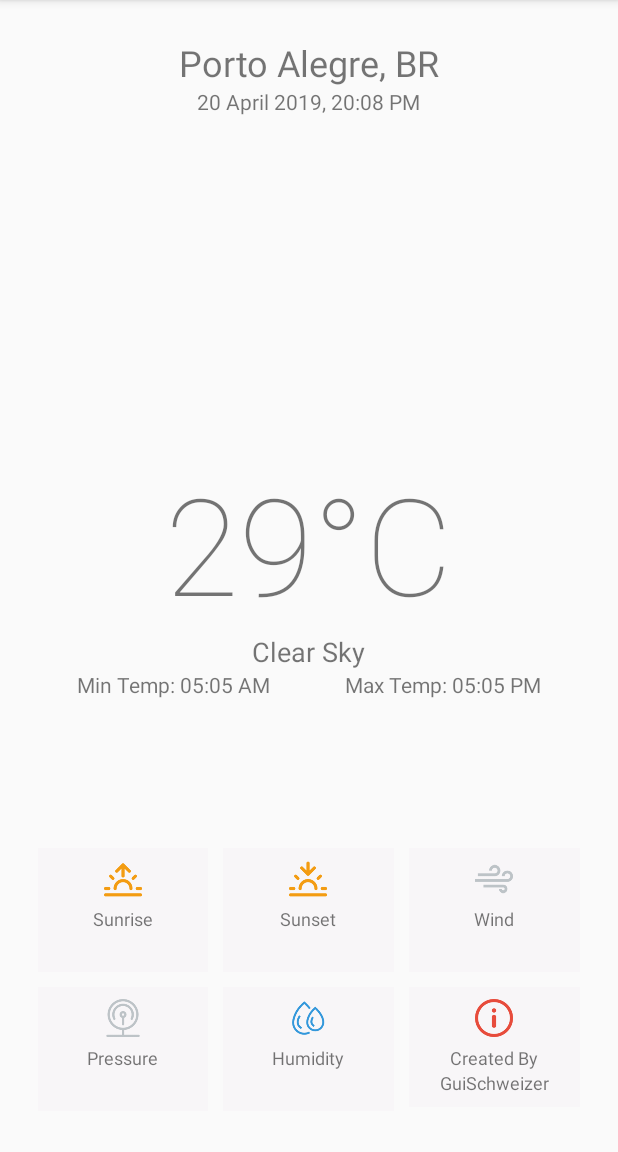
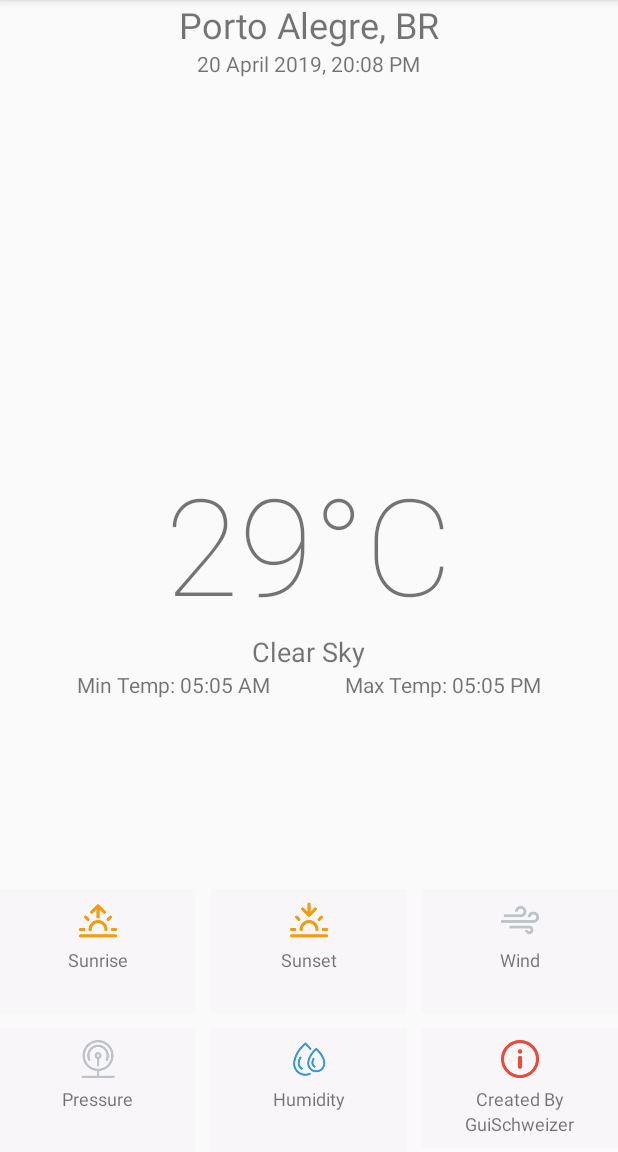
Before and after one commit to Guischweizer/my-weather-app, an Android app: the screen it shows after launch (MainActivity), on a phone screen of 412 x 824 dp, the part 84-1236 px from its top. Run offline under Robolectric (Android 15) with nearby library versions, the phone set to English and light mode, and no system bars; 1 statement that could not run was skipped.

Commit message:
Organized with constraint to don't brake in minor screen

```diff
--- a/app/build.gradle
+++ b/app/build.gradle
@@ -33,5 +33,6 @@ dependencies {
     testImplementation 'junit:junit:4.12'
     androidTestImplementation 'androidx.test.ext:junit:1.1.1'
     androidTestImplementation 'androidx.test.espresso:espresso-core:3.2.0'
+    implementation 'com.android.support.constraint:constraint-layout:1.1.2'
 
 }
--- a/app/src/main/res/layout/activity_main.xml
+++ b/app/src/main/res/layout/activity_main.xml
@@ -1,18 +1,21 @@
 <?xml version="1.0" encoding="utf-8"?>
-<RelativeLayout xmlns:android="http://schemas.android.com/apk/res/android"
+<androidx.constraintlayout.widget.ConstraintLayout xmlns:android="http://schemas.android.com/apk/res/android"
+    xmlns:app="http://schemas.android.com/apk/res-auto"
+    xmlns:tools="http://schemas.android.com/tools"
+    android:id="@+id/linearLayout"
     android:layout_width="match_parent"
     android:layout_height="match_parent"
-    android:background="@drawable/bg_gradient"
-    android:orientation="vertical"
-    android:padding="25dp">
+    android:background="@drawable/bg_gradient">
 
 
     <RelativeLayout
         android:id="@+id/mainContainer"
-        android:layout_width="match_parent"
-        android:layout_height="match_parent"
+        android:layout_width="wrap_content"
+        android:layout_height="wrap_content"
         android:background="@drawable/bg_gradient"
-        android:visibility="visible">
+        android:visibility="visible"
+        app:layout_constraintBottom_toBottomOf="parent"
+        app:layout_constraintEnd_toEndOf="parent">
 
         <LinearLayout
             android:id="@+id/addressContainer"
@@ -341,15 +344,22 @@
         android:id="@+id/loader"
         android:layout_width="wrap_content"
         android:layout_height="wrap_content"
-        android:layout_centerInParent="true"
-        android:visibility="gone" />
+        android:visibility="gone"
+        app:layout_constraintBottom_toTopOf="@+id/errorText"
+        app:layout_constraintEnd_toStartOf="@+id/errorText"
+        app:layout_constraintStart_toStartOf="@+id/errorText"
+        app:layout_constraintTop_toTopOf="@+id/errorText" />
 
     <TextView
         android:id="@+id/errorText"
         android:layout_width="wrap_content"
         android:layout_height="wrap_content"
-        android:layout_centerInParent="true"
+        android:layout_marginStart="25dp"
+        android:layout_marginLeft="25dp"
+        android:layout_marginTop="25dp"
         android:text="@string/error_text"
-        android:visibility="gone" />
+        android:visibility="gone"
+        app:layout_constraintStart_toStartOf="parent"
+        app:layout_constraintTop_toTopOf="parent" />
 
-</RelativeLayout>
+</androidx.constraintlayout.widget.ConstraintLayout>
```
